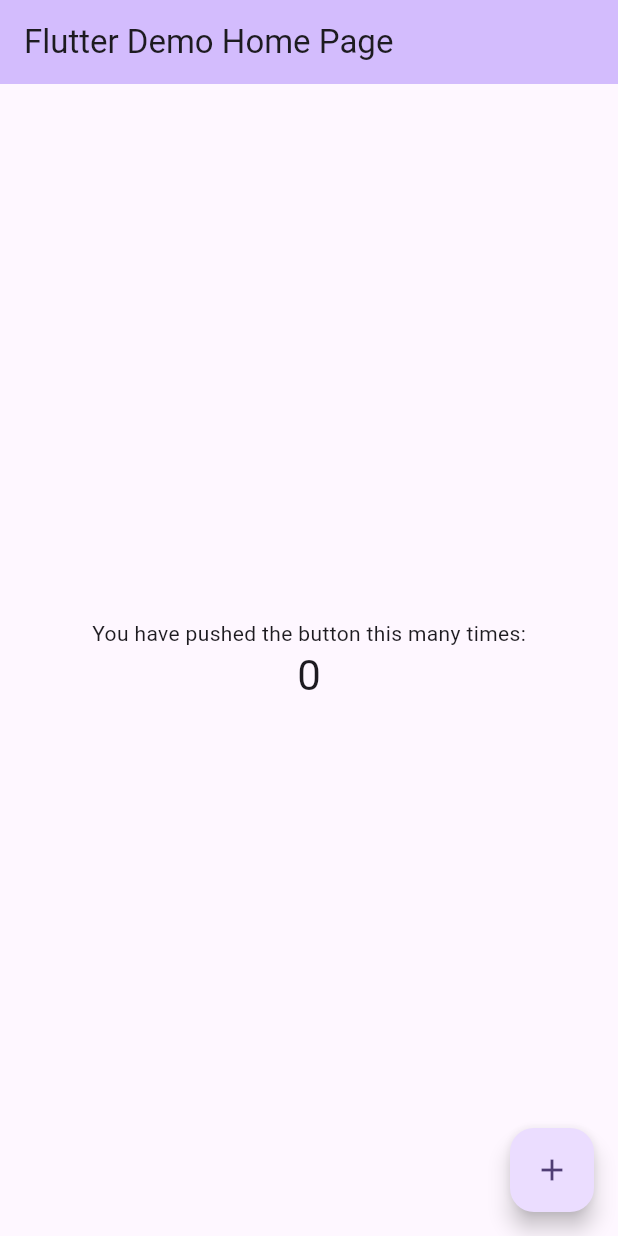
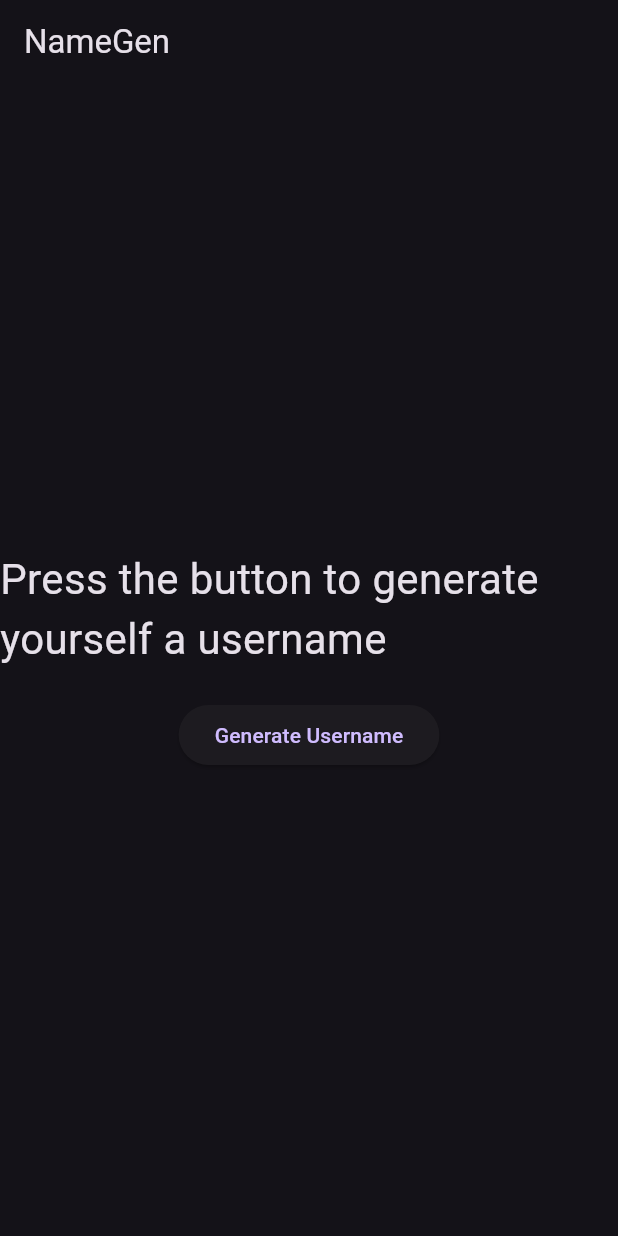
Before and after one commit to nkahkone/usernamegenerator, a Flutter app: the screen it shows after launch, on a phone screen of 412 x 824 dp. Run offline on Flutter 3.47's test engine with Material 3 defaults, Android fonts, the phone set to English and light mode, and no system bars.

Commit message:
remove example code and add basic ui with text and button to generate a username

```diff
--- a/name_gen/lib/main.dart
+++ b/name_gen/lib/main.dart
@@ -1,122 +1,60 @@
 import 'package:flutter/material.dart';
 
 void main() {
-  runApp(const MyApp());
+  runApp(const NameGenApp());
 }
 
-class MyApp extends StatelessWidget {
-  const MyApp({super.key});
+class NameGenApp extends StatelessWidget {
+  const NameGenApp({super.key});
 
-  // This widget is the root of your application.
   @override
   Widget build(BuildContext context) {
     return MaterialApp(
-      title: 'Flutter Demo',
-      theme: ThemeData(
-        // This is the theme of your application.
-        //
-        // TRY THIS: Try running your application with "flutter run". You'll see
-        // the application has a purple toolbar. Then, without quitting the app,
-        // try changing the seedColor in the colorScheme below to Colors.green
-        // and then invoke "hot reload" (save your changes or press the "hot
-        // reload" button in a Flutter-supported IDE, or press "r" if you used
-        // the command line to start the app).
-        //
-        // Notice that the counter didn't reset back to zero; the application
-        // state is not lost during the reload. To reset the state, use hot
-        // restart instead.
-        //
-        // This works for code too, not just values: Most code changes can be
-        // tested with just a hot reload.
-        colorScheme: .fromSeed(seedColor: Colors.deepPurple),
-      ),
-      home: const MyHomePage(title: 'Flutter Demo Home Page'),
+      title: 'NameGen',
+      theme: ThemeData.dark(),
+      home: const HomePage(),
     );
   }
 }
 
-class MyHomePage extends StatefulWidget {
-  const MyHomePage({super.key, required this.title});
-
-  // This widget is the home page of your application. It is stateful, meaning
-  // that it has a State object (defined below) that contains fields that affect
-  // how it looks.
-
-  // This class is the configuration for the state. It holds the values (in this
-  // case the title) provided by the parent (in this case the App widget) and
-  // used by the build method of the State. Fields in a Widget subclass are
-  // always marked "final".
-
-  final String title;
+class HomePage extends StatefulWidget {
+  const HomePage({super.key});
 
   @override
-  State<MyHomePage> createState() => _MyHomePageState();
+  State<HomePage> createState() => _HomePageState();
 }
 
-class _MyHomePageState extends State<MyHomePage> {
-  int _counter = 0;
+class _HomePageState extends State<HomePage> {
+  String username = "Press the button to generate yourself a username";
 
-  void _incrementCounter() {
+  void generateName() {
     setState(() {
-      // This call to setState tells the Flutter framework that something has
-      // changed in this State, which causes it to rerun the build method below
-      // so that the display can reflect the updated values. If we changed
-      // _counter without calling setState(), then the build method would not be
-      // called again, and so nothing would appear to happen.
-      _counter++;
+      username = "TurboFalcon"; // temp example username
     });
   }
 
   @override
   Widget build(BuildContext context) {
-    // This method is rerun every time setState is called, for instance as done
-    // by the _incrementCounter method above.
-    //
-    // The Flutter framework has been optimized to make rerunning build methods
-    // fast, so that you can just rebuild anything that needs updating rather
-    // than having to individually change instances of widgets.
     return Scaffold(
       appBar: AppBar(
-        // TRY THIS: Try changing the color here to a specific color (to
-        // Colors.amber, perhaps?) and trigger a hot reload to see the AppBar
-        // change color while the other colors stay the same.
-        backgroundColor: Theme.of(context).colorScheme.inversePrimary,
-        // Here we take the value from the MyHomePage object that was created by
-        // the App.build method, and use it to set our appbar title.
-        title: Text(widget.title),
+        title: const Text("NameGen"),
       ),
       body: Center(
-        // Center is a layout widget. It takes a single child and positions it
-        // in the middle of the parent.
         child: Column(
-          // Column is also a layout widget. It takes a list of children and
-          // arranges them vertically. By default, it sizes itself to fit its
-          // children horizontally, and tries to be as tall as its parent.
-          //
-          // Column has various properties to control how it sizes itself and
-          // how it positions its children. Here we use mainAxisAlignment to
-          // center the children vertically; the main axis here is the vertical
-          // axis because Columns are vertical (the cross axis would be
-          // horizontal).
-          //
-          // TRY THIS: Invoke "debug painting" (choose the "Toggle Debug Paint"
-          // action in the IDE, or press "p" in the console), to see the
-          // wireframe for each widget.
-          mainAxisAlignment: .center,
+          mainAxisAlignment: MainAxisAlignment.center,
           children: [
-            const Text('You have pushed the button this many times:'),
             Text(
-              '$_counter',
-              style: Theme.of(context).textTheme.headlineMedium,
+              username,
+              style: const TextStyle(fontSize: 28),
+            ),
+            const SizedBox(height: 20),
+            ElevatedButton(
+              onPressed: generateName,
+              child: const Text("Generate Username"),
             ),
           ],
         ),
       ),
-      floatingActionButton: FloatingActionButton(
-        onPressed: _incrementCounter,
-        tooltip: 'Increment',
-        child: const Icon(Icons.add),
-      ),
     );
   }
 }
```
